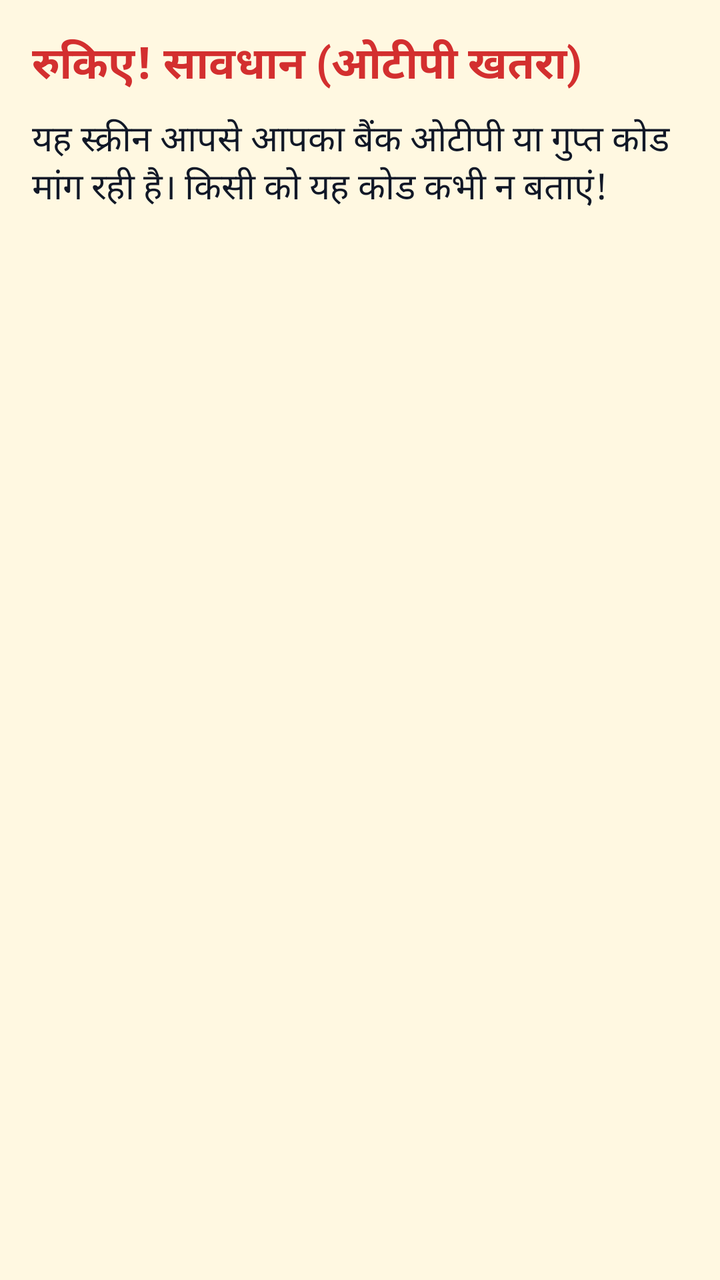
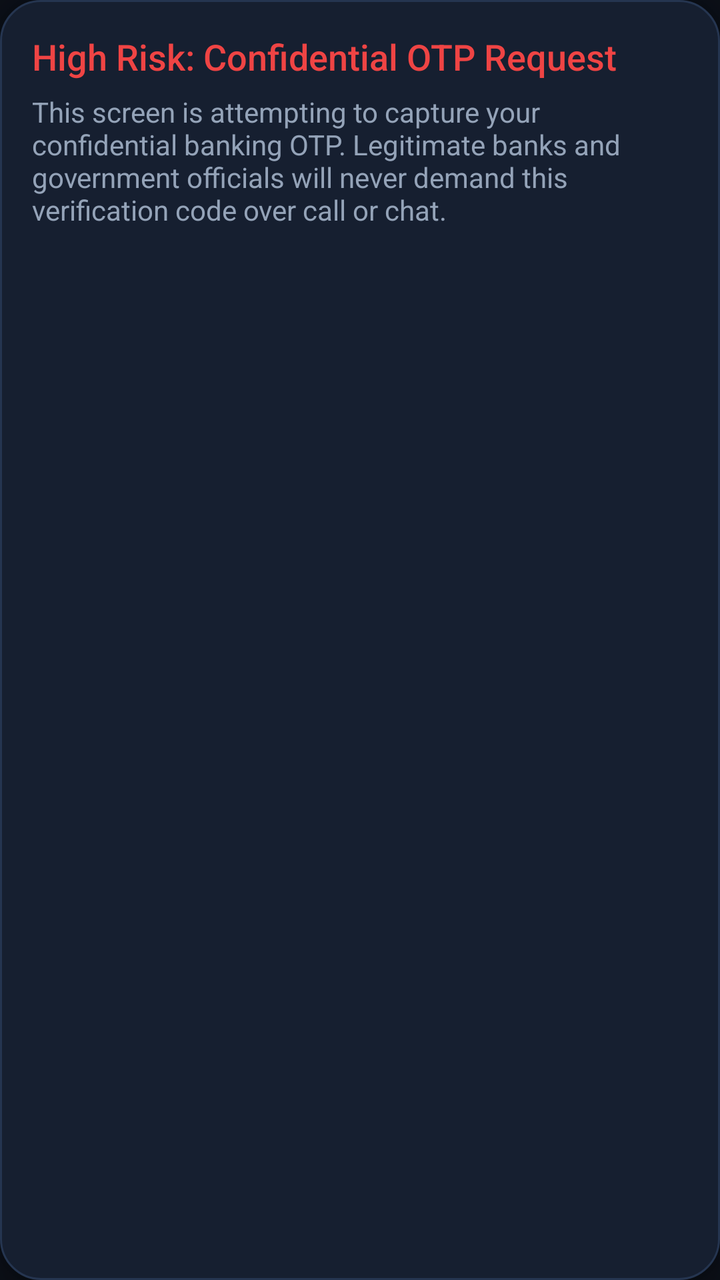

Screens rendered from an Android XML layout before and after an edit, with the pre-edit source and the edit as a unified diff.
<!-- AndroidManifest.xml: application theme Theme.Saathi -->
<!-- res/layout/overlay_banner.xml -->
<?xml version="1.0" encoding="utf-8"?>
<LinearLayout xmlns:android="http://schemas.android.com/apk/res/android"
    android:layout_width="match_parent"
    android:layout_height="wrap_content"
    android:layout_margin="16dp"
    android:background="@color/alert_yellow_card"
    android:elevation="8dp"
    android:orientation="vertical"
    android:padding="16dp">

    <TextView
        android:id="@+id/bannerTitle"
        android:layout_width="match_parent"
        android:layout_height="wrap_content"
        android:text="@string/alert_title_otp_hi"
        android:textColor="@color/alert_red"
        android:textSize="22sp"
        android:textStyle="bold" />

    <TextView
        android:id="@+id/bannerMessage"
        android:layout_width="match_parent"
        android:layout_height="wrap_content"
        android:layout_marginTop="8dp"
        android:text="@string/alert_msg_otp_hi"
        android:textColor="@color/text_dark"
        android:textSize="18sp" />

</LinearLayout>
<!-- resources referenced by this layout -->
<resources>
  <color name="alert_red">#D32F2F</color>
  <color name="alert_yellow_card">#FFF8E1</color>
  <color name="text_dark">#111827</color>
  <string name="alert_msg_otp_hi">यह स्क्रीन आपसे आपका बैंक ओटीपी या गुप्त कोड मांग रही है। किसी को यह कोड कभी न बताएं!</string>
  <string name="alert_title_otp_hi">रुकिए! सावधान (ओटीपी खतरा)</string>
  <style name="Theme.Saathi" parent="Theme.Material3.DayNight.NoActionBar">
          <item name="colorPrimary">@color/saathi_primary</item>
          <item name="colorPrimaryDark">@color/saathi_primary_dark</item>
          <item name="colorSecondary">@color/saathi_safe</item>
          <item name="android:windowBackground">@color/saathi_bg</item>
          <item name="android:statusBarColor">@color/saathi_bg</item>
          <item name="android:windowLightStatusBar">true</item>
      </style>
  <color name="saathi_primary">#FF9800</color>
  <color name="saathi_primary_dark">#F57C00</color>
  <color name="saathi_safe">#00897B</color>
  <color name="saathi_bg">#F8F9FA</color>
</resources>

<!-- the commit's change to res/layout/overlay_banner.xml (unified diff, before → after) -->
@@ -3,7 +3,7 @@
     android:layout_width="match_parent"
     android:layout_height="wrap_content"
     android:layout_margin="16dp"
-    android:background="@color/alert_yellow_card"
+    android:background="@drawable/bg_card_raised"
     android:elevation="8dp"
     android:orientation="vertical"
     android:padding="16dp">
@@ -12,18 +12,18 @@
         android:id="@+id/bannerTitle"
         android:layout_width="match_parent"
         android:layout_height="wrap_content"
-        android:text="@string/alert_title_otp_hi"
-        android:textColor="@color/alert_red"
-        android:textSize="22sp"
-        android:textStyle="bold" />
+        android:text="@string/threat_alert_title_otp"
+        android:textColor="@color/saathi_ruby"
+        android:textSize="18sp"
+        android:fontFamily="sans-serif-medium" />
 
     <TextView
         android:id="@+id/bannerMessage"
         android:layout_width="match_parent"
         android:layout_height="wrap_content"
-        android:layout_marginTop="8dp"
-        android:text="@string/alert_msg_otp_hi"
-        android:textColor="@color/text_dark"
-        android:textSize="18sp" />
+        android:layout_marginTop="6dp"
+        android:text="@string/threat_alert_msg_otp"
+        android:textColor="@color/text_secondary"
+        android:textSize="14sp" />
 
 </LinearLayout>
<!-- resource entries referenced after the edit -->
@@ -1,21 +1,35 @@
 <!-- resources referenced by this layout -->
 <resources>
-  <color name="alert_red">#D32F2F</color>
-  <color name="alert_yellow_card">#FFF8E1</color>
-  <color name="text_dark">#111827</color>
-  <string name="alert_msg_otp_hi">यह स्क्रीन आपसे आपका बैंक ओटीपी या गुप्त कोड मांग रही है। किसी को यह कोड कभी न बताएं!</string>
-  <string name="alert_title_otp_hi">रुकिए! सावधान (ओटीपी खतरा)</string>
-  <style name="Theme.Saathi" parent="Theme.Material3.DayNight.NoActionBar">
+  <color name="saathi_ruby">#EF4444</color>
+  <color name="text_secondary">#94A3B8</color>
+  <!-- drawable bg_card_raised (drawable) -->
+  <?xml version="1.0" encoding="utf-8"?>
+  <ripple xmlns:android="http://schemas.android.com/apk/res/android"
+      android:color="#263B82F6">
+      <item>
+          <shape android:shape="rectangle">
+              <solid android:color="#161F30" />
+              <corners android:radius="20dp" />
+              <stroke
+                  android:width="1dp"
+                  android:color="#253550" />
+          </shape>
+      </item>
+  </ripple>
+  <string name="threat_alert_msg_otp">This screen is attempting to capture your confidential banking OTP. Legitimate banks and government officials will never demand this verification code over call or chat.</string>
+  <string name="threat_alert_title_otp">High Risk: Confidential OTP Request</string>
+  <style name="Theme.Saathi" parent="Theme.Material3.Dark.NoActionBar">
           <item name="colorPrimary">@color/saathi_primary</item>
           <item name="colorPrimaryDark">@color/saathi_primary_dark</item>
-          <item name="colorSecondary">@color/saathi_safe</item>
+          <item name="colorSecondary">@color/saathi_emerald</item>
           <item name="android:windowBackground">@color/saathi_bg</item>
           <item name="android:statusBarColor">@color/saathi_bg</item>
-          <item name="android:windowLightStatusBar">true</item>
+          <item name="android:navigationBarColor">@color/saathi_bg</item>
+          <item name="android:windowLightStatusBar">false</item>
       </style>
-  <color name="saathi_primary">#FF9800</color>
-  <color name="saathi_primary_dark">#F57C00</color>
-  <color name="saathi_safe">#00897B</color>
-  <color name="saathi_bg">#F8F9FA</color>
+  <color name="saathi_primary">#3B82F6</color>
+  <color name="saathi_primary_dark">#2563EB</color>
+  <color name="saathi_emerald">#10B981</color>
+  <color name="saathi_bg">#0B0F17</color>
 </resources>
 
